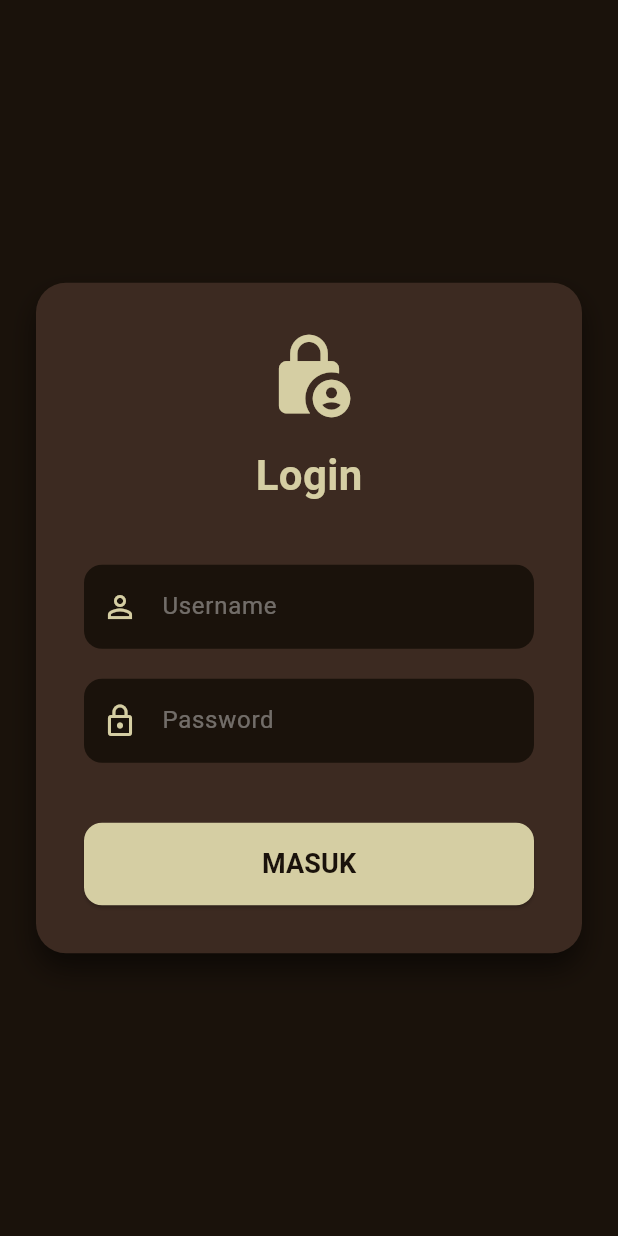
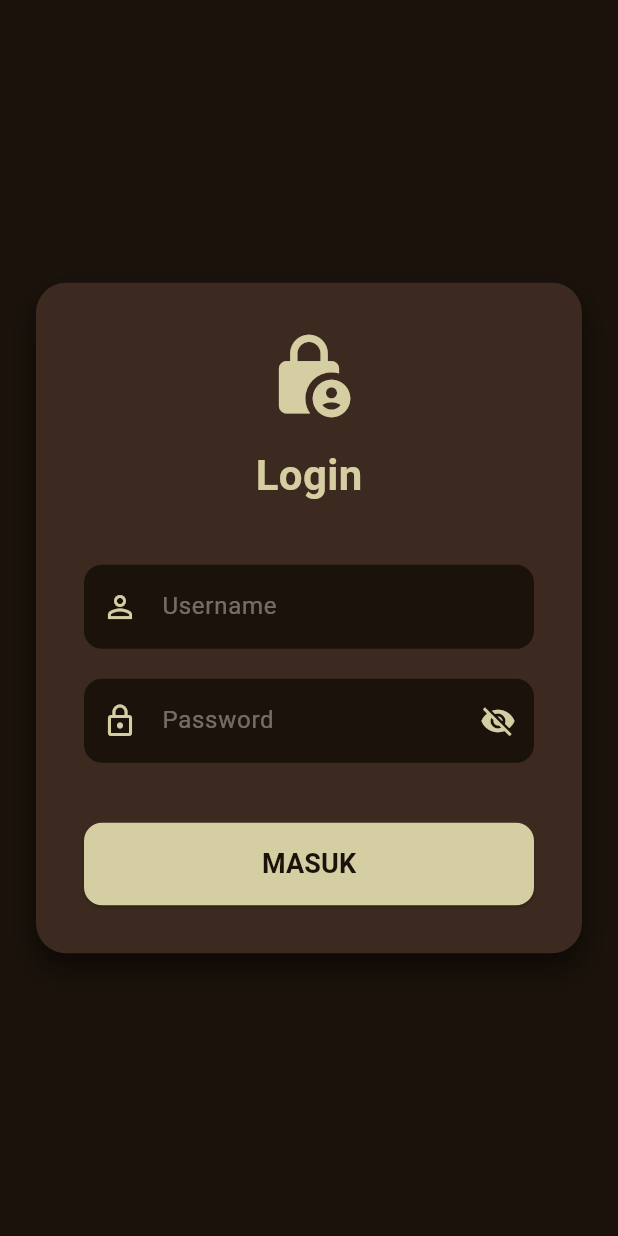
Before and after one commit to farelkurniawan/Tugas-3-Pemrograman-Aplikasi-Mobile, a Flutter app: the screen it shows after launch, on a phone screen of 412 x 824 dp. Run offline on Flutter 3.47's test engine with Material 3 defaults, Android fonts, the phone set to English and light mode, and no system bars; our stand-ins replace google_fonts, shared_preferences; Roboto replaces fonts that are missing (Philosopher).

Commit message:
login done

```diff
--- a/aplikasi_persiapan_pernikahan/lib/login_page.dart
+++ b/aplikasi_persiapan_pernikahan/lib/login_page.dart
@@ -14,12 +14,13 @@ class _LoginPageState extends State<LoginPage> {
   final TextEditingController _usernameController = TextEditingController();
   final TextEditingController _passwordController = TextEditingController();
 
-  // FUNGSI LOGIN STATIS & SESSION
+  bool _isObscured = true;
+
+  //LOGIN STATIS & SESSION
   Future<void> _login() async {
     String username = _usernameController.text;
     String password = _passwordController.text;
 
-    // Cek Kredensial Statis
     if (username == 'admin' && password == 'admin81') {
       // Jika benar, simpan sesi ke dalam SharedPreferences
       final prefs = await SharedPreferences.getInstance();
@@ -100,7 +101,7 @@ class _LoginPageState extends State<LoginPage> {
                   // Form Password
                   TextField(
                     controller: _passwordController,
-                    obscureText: true,
+                    obscureText: _isObscured,
                     style: const TextStyle(color: Colors.white),
                     decoration: InputDecoration(
                       filled: true,
@@ -108,6 +109,19 @@ class _LoginPageState extends State<LoginPage> {
                       hintText: 'Password',
                       hintStyle: const TextStyle(color: Colors.white38),
                       prefixIcon: const Icon(Icons.lock_outline, color: Color(0xFFD5CEA3)),
+
+                      suffixIcon: IconButton(
+                        icon: Icon(
+                          _isObscured ? Icons.visibility_off : Icons.visibility,
+                          color: const Color(0xFFD5CEA3),
+                        ),
+                        onPressed: () {
+                          setState(() {
+                            _isObscured = !_isObscured;
+                          });
+                        },
+                      ),
+
                       border: OutlineInputBorder(
                         borderRadius: BorderRadius.circular(12),
                         borderSide: BorderSide.none,
```
